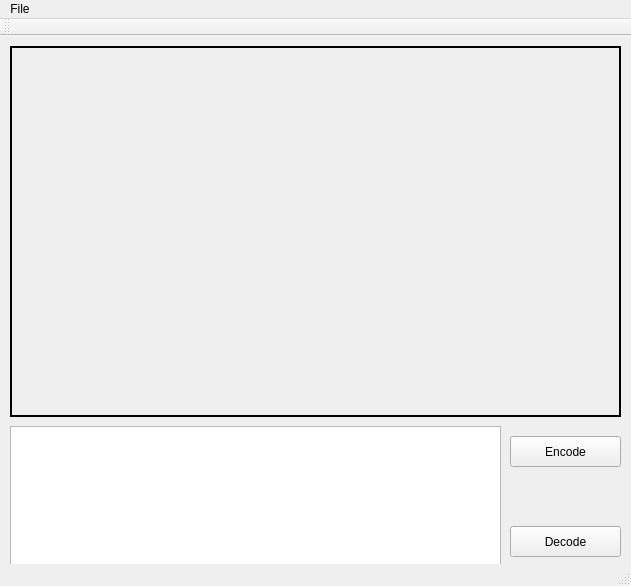
First picture: the form in BMPOtherEnd/BMPOtherEnd/BMPOtherEnd.ui, repository seanboyy/BitmapIO, before the edit.
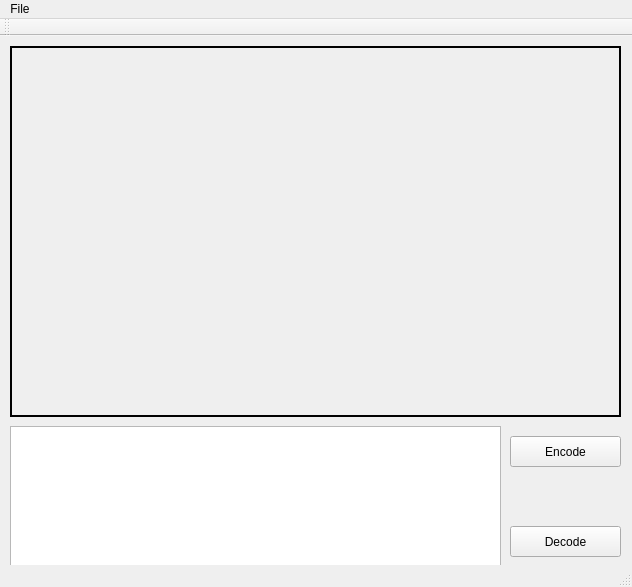
Second picture: the form after the edit. Custom widgets are drawn as their Qt base class.

The edit to the form file:
```diff
--- a/BMPOtherEnd/BMPOtherEnd/BMPOtherEnd.ui
+++ b/BMPOtherEnd/BMPOtherEnd/BMPOtherEnd.ui
@@ -6,8 +6,8 @@
    <rect>
     <x>0</x>
     <y>0</y>
-    <width>631</width>
-    <height>586</height>
+    <width>632</width>
+    <height>587</height>
    </rect>
   </property>
   <property name="windowTitle">
@@ -78,7 +78,7 @@
     <rect>
      <x>0</x>
      <y>0</y>
-     <width>631</width>
+     <width>632</width>
      <height>21</height>
     </rect>
    </property>
```
Left out of the diff: 144 changed lines with no effect on the pictures.
